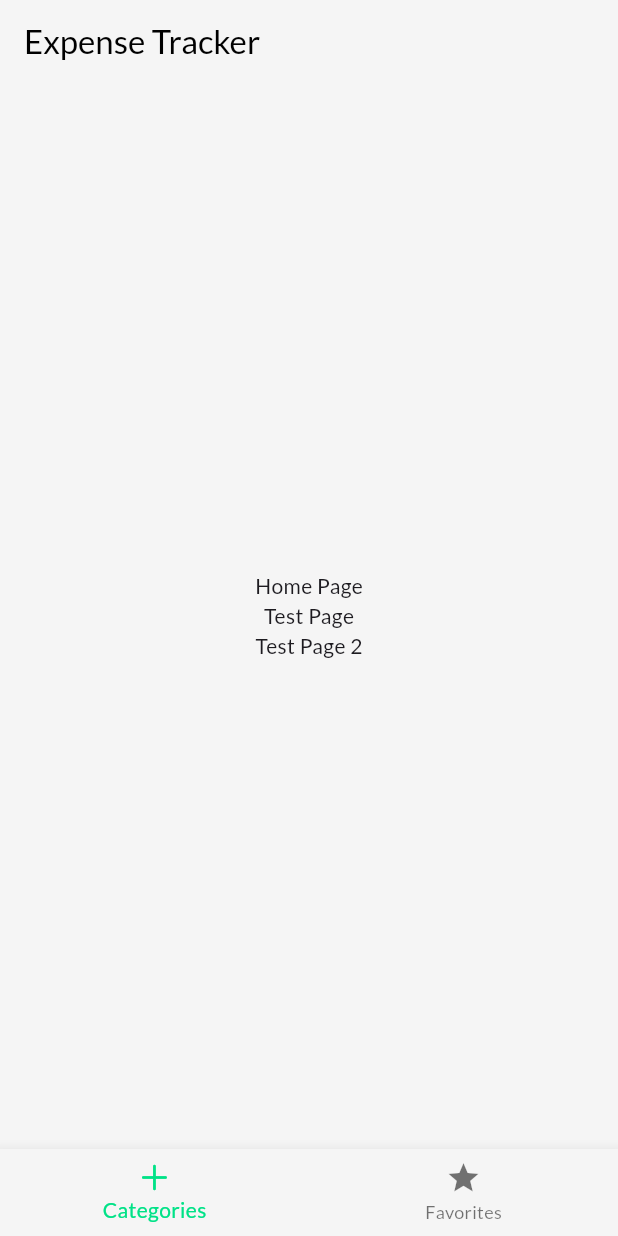
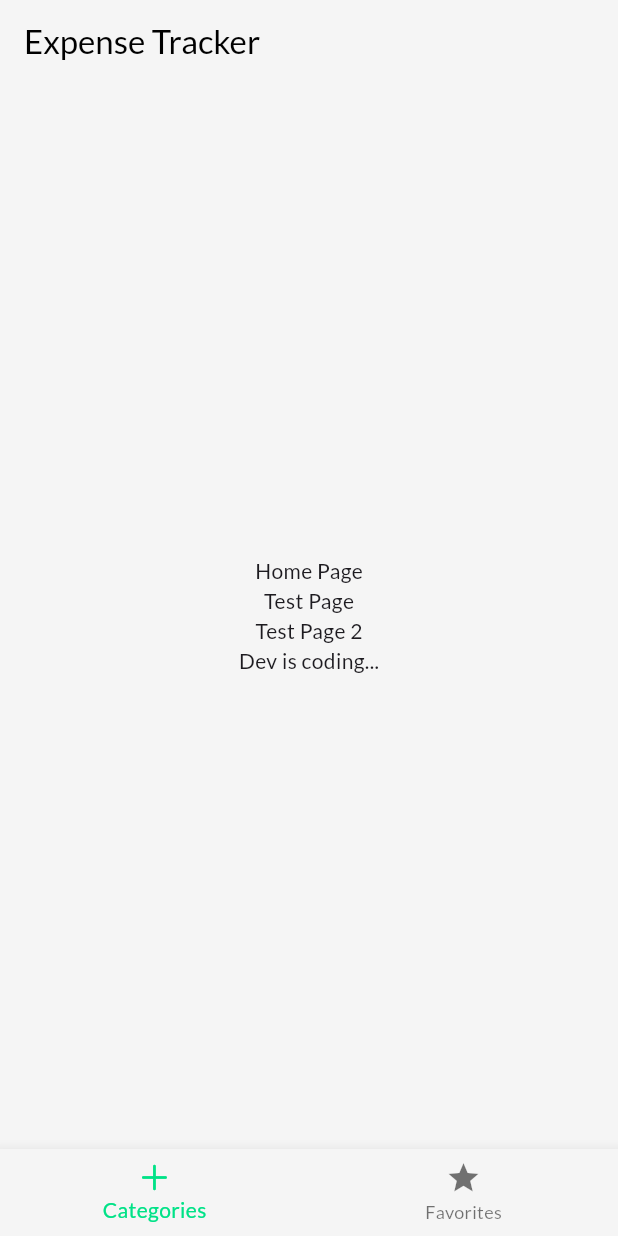
Before and after one commit to ducthinh2k3/Expense_Tracker_App, a Flutter app: the screen it shows after launch, on a phone screen of 412 x 824 dp. Run offline on Flutter 3.47's test engine with Material 3 defaults, Android fonts, the phone set to English and light mode, and no system bars; our stand-ins replace google_fonts.

Commit message:
update branch dev

```diff
--- a/lib/view/home/pages/home.dart
+++ b/lib/view/home/pages/home.dart
@@ -25,7 +25,12 @@ class Home extends StatelessWidget {
       body: const Center(
         child: Column(
           mainAxisAlignment: MainAxisAlignment.center,
-          children: [Text('Home Page'), Text('Test Page'), Text('Test Page 2')],
+          children: [
+            Text('Home Page'),
+            Text('Test Page'),
+            Text('Test Page 2'),
+            Text('Dev is coding...'),
+          ],
         ),
       ),
     );
```
